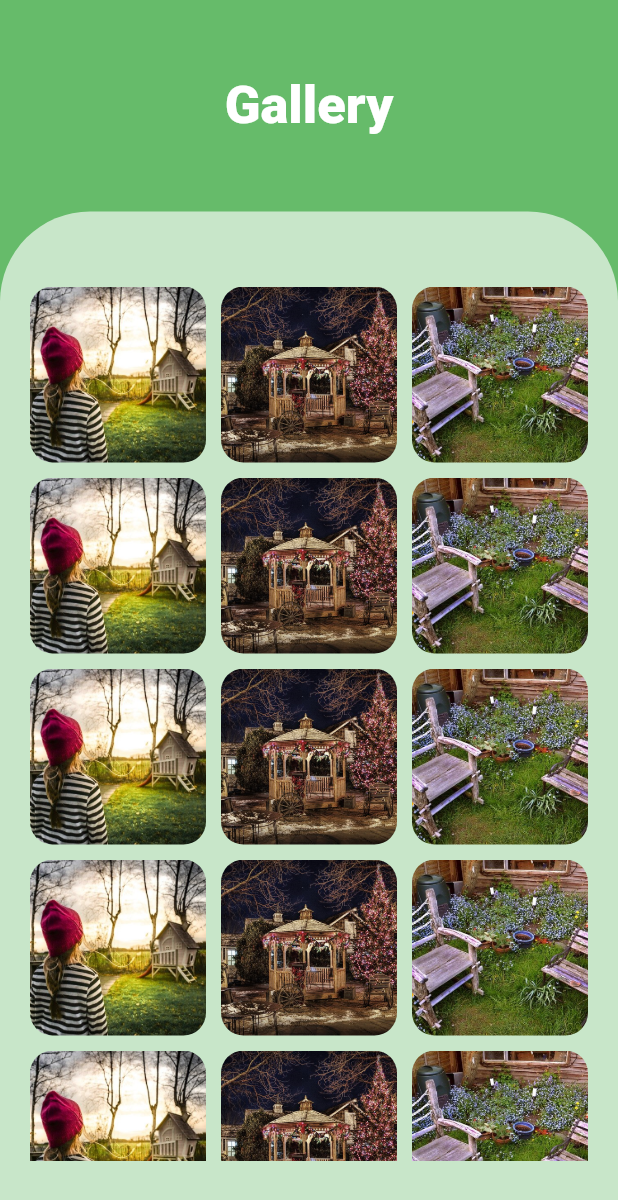
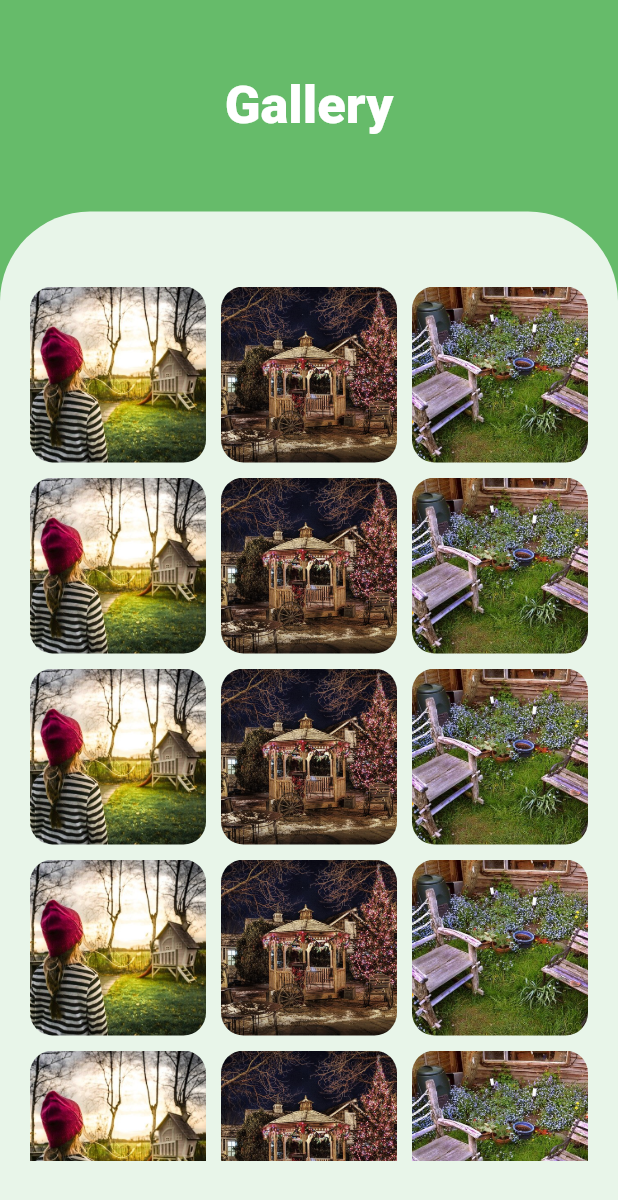
Before and after one commit to betaoverflow/backover, a Flutter app: the GalleryScreen screen opened directly, on a phone screen of 412 x 824 dp. Shown: the top 1200 px of the screen. Run offline on Flutter 3.47's test engine with Material 2 defaults, Android fonts, the phone set to English and light mode, and no system bars; our stand-ins replace bubble_bottom_bar, image_picker, shared_preferences; missing offline and left inert: arcore_flutter_plugin, tflite; accounts and stored records are empty; network calls fail.

Commit message:
UI: Gallery Bg Changed

```diff
--- a/lib/screens/gallery.dart
+++ b/lib/screens/gallery.dart
@@ -25,7 +25,8 @@ class _GalleryScreenState extends State<GalleryScreen> {
   String titleName;
   List<ImageDetails> backyards;
 
-  _GalleryScreenState({required this.cols, required this.titleName, required this.backyards});
+  _GalleryScreenState(
+      {required this.cols, required this.titleName, required this.backyards});
 
   @override
   Widget build(BuildContext context) {
@@ -57,7 +58,7 @@ class _GalleryScreenState extends State<GalleryScreen> {
                   vertical: 50,
                 ),
                 decoration: BoxDecoration(
-                  color: Colors.green[100],
+                  color: Colors.green[50],
                   borderRadius: BorderRadius.only(
                     topLeft: Radius.circular(60),
                     topRight: Radius.circular(60),
```
